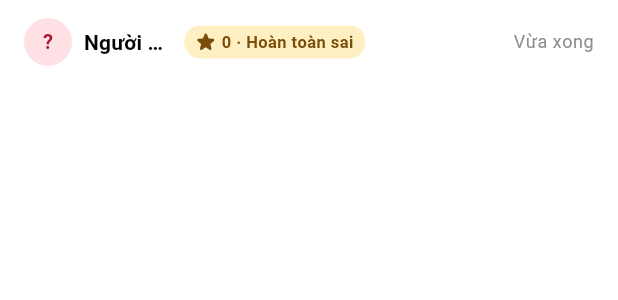
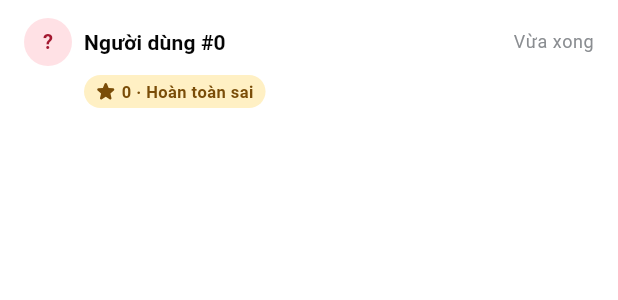
Before and after one commit to tonhulily/QuizHub, a Flutter app: the _RatingTile widget shown alone on an empty page, opened directly with empty values, on a phone screen of 412 x 824 dp. Shown: the top 300 px of the screen. Run offline on Flutter 3.47's test engine with Material 3 defaults, Android fonts, the phone set to English and light mode, and no system bars; our stand-ins replace cached_network_image, device_info_plus, dio, equatable, flutter_bloc, flutter_easyloading and 8 more; accounts and stored records are empty; network calls fail; statements that could not run were skipped.

Commit message:
fix(qbank): show full rater name in question statistics
Put the name and time on the first row and the rating chip on a second row

```diff
--- a/lib/features/question_bank/view/question_stats_view.dart
+++ b/lib/features/question_bank/view/question_stats_view.dart
@@ -309,19 +309,14 @@ class _RatingTileState extends State<_RatingTile> {
       child: Column(
         crossAxisAlignment: CrossAxisAlignment.start,
         children: [
-          Row(
-            children: [
           FutureBuilder<ProfileModel?>(
             future: _author,
             builder: (context, snap) {
               final p = snap.data;
-                  // Chưa tải xong hoặc lỗi thì hiện id
               final name = p?.fullName.trim().isNotEmpty == true
                   ? p!.fullName
                   : 'Người dùng #${item.userId}';
-                  return Flexible(
-                    child: Row(
-                      mainAxisSize: MainAxisSize.min,
+              return Row(
                 children: [
                   UserAvatar(
                     avatarUrl: p?.avatarUrl,
@@ -330,7 +325,7 @@ class _RatingTileState extends State<_RatingTile> {
                     size: ComponentTokens.avatarSM,
                   ),
                   const SizedBox(width: 8),
-                        Flexible(
+                  Expanded(
                     child: Text(
                       name,
                       maxLines: 1,
@@ -340,27 +335,7 @@ class _RatingTileState extends State<_RatingTile> {
                       ),
                     ),
                   ),
-                      ],
-                    ),
-                  );
-                },
-              ),
                   const SizedBox(width: 8),
-              if (item.isError)
-                const QbankChip(
-                  label: 'Báo lỗi',
-                  icon: AppIcons.flag,
-                  color: AppColors.errorDark,
-                  background: AppColors.errorLight,
-                )
-              else if (level != null)
-                QbankChip(
-                  label: '${level.value} · ${level.label}',
-                  icon: AppIcons.points,
-                  color: AppColors.secondary800,
-                  background: AppColors.secondary100,
-                ),
-              const Spacer(),
                   Text(
                     TimeFormat.ago(item.createdAt),
                     style: theme.textTheme.bodySmall?.copyWith(
@@ -368,7 +343,33 @@ class _RatingTileState extends State<_RatingTile> {
                     ),
                   ),
                 ],
+              );
+            },
           ),
+          if (item.isError || level != null) ...[
+            const SizedBox(height: 6),
+            Padding(
+              padding: const EdgeInsets.only(
+                left: ComponentTokens.avatarSM + 8,
+              ),
+              child: Align(
+                alignment: Alignment.centerLeft,
+                child: item.isError
+                    ? const QbankChip(
+                        label: 'Báo lỗi',
+                        icon: AppIcons.flag,
+                        color: AppColors.errorDark,
+                        background: AppColors.errorLight,
+                      )
+                    : QbankChip(
+                        label: '${level!.value} · ${level.label}',
+                        icon: AppIcons.points,
+                        color: AppColors.secondary800,
+                        background: AppColors.secondary100,
+                      ),
+              ),
+            ),
+          ],
           if (item.comment != null && item.comment!.trim().isNotEmpty) ...[
             const SizedBox(height: 6),
             Padding(
```
Lines whose indentation alone changed are shown as unchanged.
